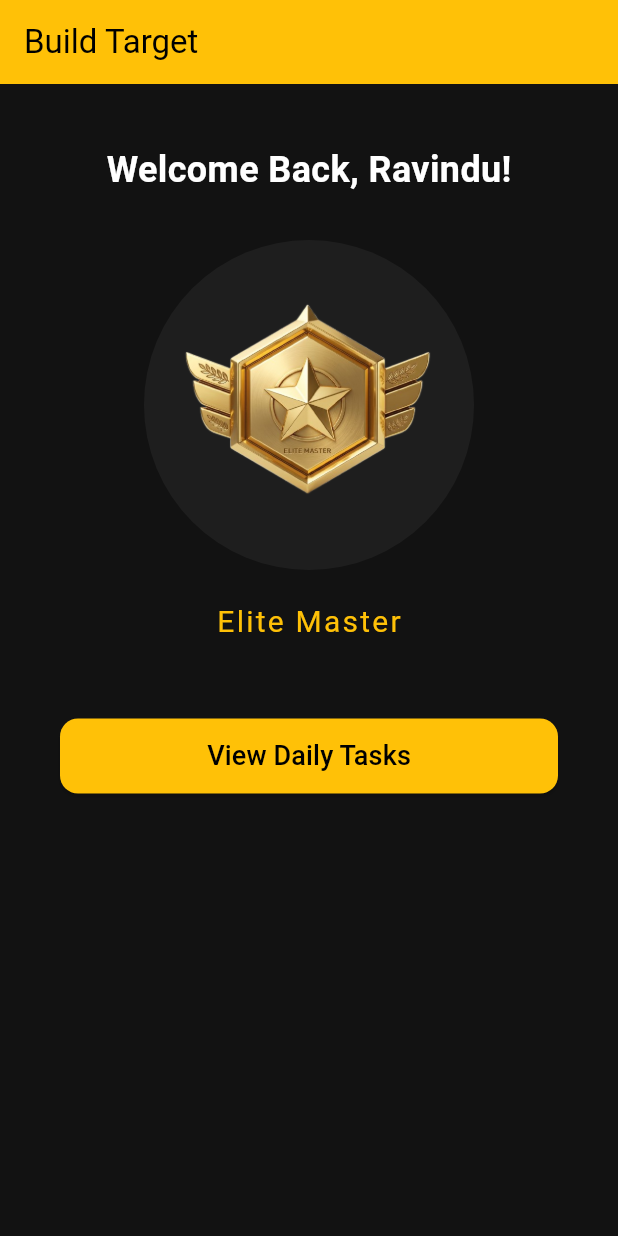
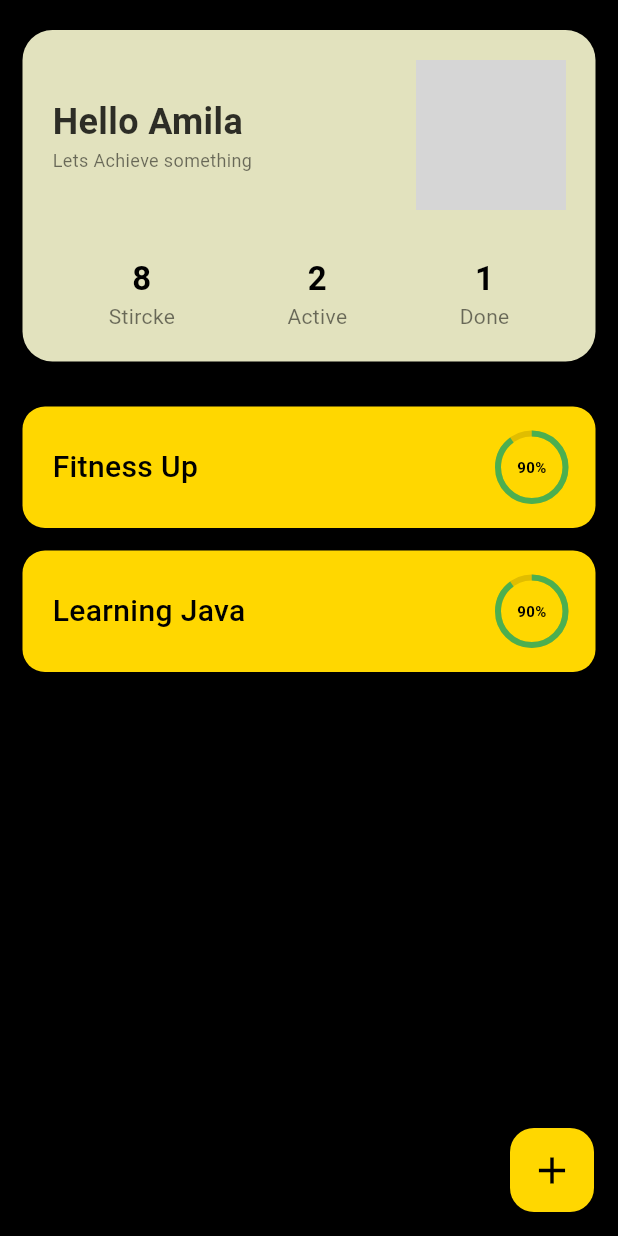
Before and after one commit to Ravindu-Buddhika/build-target, a Flutter app: the screen it shows after launch, on a phone screen of 412 x 824 dp. Run offline on Flutter 3.47's test engine with Material 3 defaults, Android fonts, the phone set to English and light mode, and no system bars; our stand-ins replace sqflite; accounts and stored records are empty; grey boxes are pictures that could not be loaded.

Commit message:
created new sample home screen window

```diff
--- a/build_target/lib/screens/home_page.dart
+++ b/build_target/lib/screens/home_page.dart
@@ -1,70 +1,157 @@
 import 'package:flutter/material.dart';
 
-class HomePage extends StatelessWidget {
+class HomePage extends StatefulWidget {
   const HomePage({super.key});
 
   @override
+  State<HomePage> createState() => _HomePageState();
+}
+
+class _HomePageState extends State<HomePage> {
+  @override
   Widget build(BuildContext context) {
     return Scaffold(
-      backgroundColor: const Color(0xFF121212),
-      appBar: AppBar(
-        title: const Text('Build Target'),
-        backgroundColor: Colors.amber,
-        foregroundColor: Colors.black,
-        elevation: 0,
-      ),
-      body: SingleChildScrollView( // Screen එක මදි වුණොත් scroll කරන්න පුළුවන් වෙන්න
+      backgroundColor: const Color(0xFF000000), // Pure Black Background
+      body: SafeArea(
+        child: SingleChildScrollView(
           child: Column(
             children: [
-            const SizedBox(height: 40),
-            const Center(
-              child: Text(
-                'Welcome Back, Ravindu!',
-                style: TextStyle(color: Colors.white, fontSize: 24, fontWeight: FontWeight.bold),
+              const SizedBox(height: 20),
+              // --- Upper Profile Card Section ---
+              Padding(
+                padding: const EdgeInsets.symmetric(horizontal: 15),
+                child: Container(
+                  width: double.infinity,
+                  padding: const EdgeInsets.all(20),
+                  decoration: BoxDecoration(
+                    color: const Color(0xFFE2E2BE), // Figma එකේ තියෙන Cream color එක
+                    borderRadius: BorderRadius.circular(20),
+                  ),
+                  child: Column(
+                    children: [
+                      Row(
+                        mainAxisAlignment: MainAxisAlignment.spaceBetween,
+                        children: [
+                          Column(
+                            crossAxisAlignment: CrossAxisAlignment.start,
+                            children: [
+                              Text(
+                                "Hello Amila",
+                                style: TextStyle(
+                                  color: Colors.black.withOpacity(0.8),
+                                  fontSize: 24,
+                                  fontWeight: FontWeight.bold,
                                 ),
                               ),
+                              const Text(
+                                "Lets Achieve something",
+                                style: TextStyle(color: Colors.black54, fontSize: 12),
+                              ),
+                            ],
+                          ),
+                          // Badge Image
+                          Image.asset(
+                            'assets/images/Elite_Master-removebg-preview.png',
+                            width: 100,
+                            height: 100,
+                          ),
+                        ],
+                      ),
                       const SizedBox(height: 30),
-
-            // ඔයාගේ ප්‍රධාන Badge එක
-            Container(
-              padding: const EdgeInsets.all(20),
-              decoration: BoxDecoration(
-                color: Colors.white.withOpacity(0.05),
-                shape: BoxShape.circle,
+                      // Stats Row (8, 2, 1)
+                      Row(
+                        mainAxisAlignment: MainAxisAlignment.spaceAround,
+                        children: [
+                          _buildStatItem("8", "Stircke"), // Figma එකේ spelling Stircke නිසා ඒකම දැම්මා
+                          _buildStatItem("2", "Active"),
+                          _buildStatItem("1", "Done"),
+                        ],
                       ),
-              child: Image.asset(
-                'assets/images/Elite_Master-removebg-preview .png',
-                width: 180,
-                height: 180,
+                    ],
+                  ),
                 ),
               ),
 
-            const SizedBox(height: 20),
-            const Text(
-              'Elite Master',
-              style: TextStyle(color: Colors.amber, fontSize: 20, letterSpacing: 1.5),
-            ),
+              const SizedBox(height: 30),
 
-            const SizedBox(height: 50),
-
-            // ලස්සන Button එකක් (React වල button එකක් වගේ)
+              // --- Ongoing Goals Section ---
               Padding(
-              padding: const EdgeInsets.symmetric(horizontal: 40),
-              child: ElevatedButton(
-                style: ElevatedButton.styleFrom(
-                  backgroundColor: Colors.amber,
-                  minimumSize: const Size(double.infinity, 50),
-                  shape: RoundedRectangleBorder(borderRadius: BorderRadius.circular(12)),
-                ),
-                onPressed: () {
-                  print("View Tasks Clicked!");
-                },
-                child: const Text('View Daily Tasks', style: TextStyle(color: Colors.black, fontSize: 18)),
+                padding: const EdgeInsets.symmetric(horizontal: 15),
+                child: Column(
+                  children: [
+                    _buildGoalCard("Fitness Up", 90),
+                    const SizedBox(height: 15),
+                    _buildGoalCard("Learning Java", 90),
+                  ],
                 ),
               ),
             ],
           ),
         ),
+      ),
+      // Floating Action Button for Adding new targets
+      floatingActionButton: FloatingActionButton(
+        onPressed: () {},
+        backgroundColor: const Color(0xFFFFD700), // Gold/Amber color
+        child: const Icon(Icons.add, color: Colors.black, size: 30),
+      ),
+    );
+  }
+
+  // Stat Item Builder
+  Widget _buildStatItem(String value, String label) {
+    return Column(
+      children: [
+        Text(
+          value,
+          style: const TextStyle(color: Colors.black, fontSize: 22, fontWeight: FontWeight.bold),
+        ),
+        Text(
+          label,
+          style: const TextStyle(color: Colors.black54, fontSize: 14),
+        ),
+      ],
+    );
+  }
+
+  // Goal Card Builder (Figma style)
+  Widget _buildGoalCard(String title, int progress) {
+    return Container(
+      width: double.infinity,
+      padding: const EdgeInsets.symmetric(horizontal: 20, vertical: 18),
+      decoration: BoxDecoration(
+        color: const Color(0xFFFFD700), // Amber color
+        borderRadius: BorderRadius.circular(15),
+      ),
+      child: Row(
+        mainAxisAlignment: MainAxisAlignment.spaceBetween,
+        children: [
+          Text(
+            title,
+            style: const TextStyle(color: Colors.black, fontSize: 20, fontWeight: FontWeight.w500),
+          ),
+          // Circular Progress Indicator with Percentage
+          Stack(
+            alignment: Alignment.center,
+            children: [
+              SizedBox(
+                width: 45,
+                height: 45,
+                child: CircularProgressIndicator(
+                  value: progress / 100,
+                  backgroundColor: Colors.black12,
+                  color: const Color(0xFF4CAF50), // Green color progress
+                  strokeWidth: 4,
+                ),
+              ),
+              Text(
+                "$progress%",
+                style: const TextStyle(color: Colors.black, fontSize: 10, fontWeight: FontWeight.bold),
+              ),
+            ],
+          ),
+        ],
+      ),
     );
   }
 }
```
Lines whose indentation alone changed are shown as unchanged.
